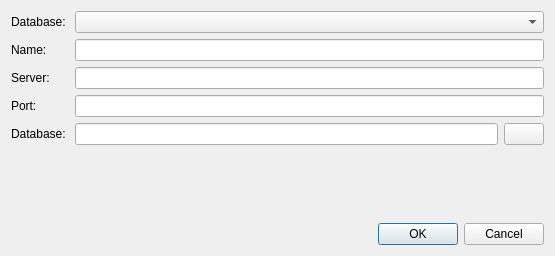
Above: ui/ConnectionDialog.ui from asw-dev/goat before the change. Below: the same form after it.
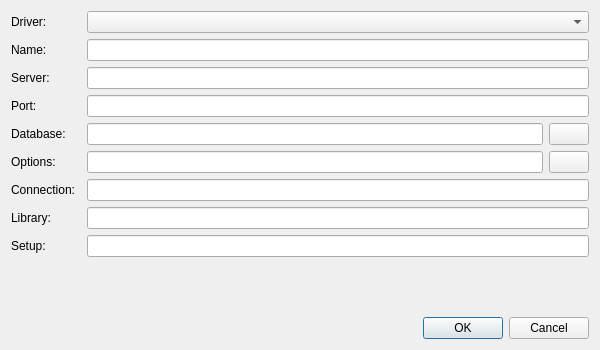
That is the form after the change. Icons and pictures are not drawn.

What changed in the file:
```diff
--- a/ui/ConnectionDialog.ui
+++ b/ui/ConnectionDialog.ui
@@ -6,8 +6,8 @@
    <rect>
     <x>0</x>
     <y>0</y>
-    <width>555</width>
-    <height>256</height>
+    <width>600</width>
+    <height>350</height>
    </rect>
   </property>
   <property name="windowTitle">
@@ -19,13 +19,26 @@
   <layout class="QVBoxLayout" name="verticalLayout">
    <item>
     <layout class="QGridLayout" name="gridLayout">
+     <item row="7" column="2" colspan="2">
+      <widget class="QLineEdit" name="txtLibrary"/>
+     </item>
+     <item row="8" column="2" colspan="2">
+      <widget class="QLineEdit" name="txtSetup"/>
+     </item>
+     <item row="7" column="0">
+      <widget class="QLabel" name="label_7">
+       <property name="text">
+        <string>Library:</string>
+       </property>
+      </widget>
+     </item>
      <item row="0" column="0" colspan="2">
       <widget class="QLabel" name="label_6">
        <property name="frameShape">
         <enum>QFrame::NoFrame</enum>
        </property>
        <property name="text">
-        <string>Database:</string>
+        <string>Driver:</string>
        </property>
       </widget>
      </item>
@@ -130,6 +143,47 @@
        </property>
       </widget>
      </item>
+     <item row="8" column="0">
+      <widget class="QLabel" name="label_9">
+       <property name="text">
+        <string>Setup:</string>
+       </property>
+      </widget>
+     </item>
+     <item row="5" column="0">
+      <widget class="QLabel" name="label_2">
+       <property name="text">
+        <string>Options:</string>
+       </property>
+      </widget>
+     </item>
+     <item row="5" column="2">
+      <widget class="QLineEdit" name="txtOptions"/>
+     </item>
+     <item row="5" column="3">
+      <widget class="QPushButton" name="optionDocumentionButton">
+       <property name="toolTip">
+        <string>Open Connection Options Documentation</string>
+       </property>
+       <property name="text">
+        <string/>
+       </property>
+       <property name="icon">
+        <iconset resource="../resources/icons.qrc">
+         <normaloff>:/icons/silk/icons/silk/help.png</normaloff>:/icons/silk/icons/silk/help.png</iconset>
+       </property>
+      </widget>
+     </item>
+     <item row="6" column="0">
+      <widget class="QLabel" name="label">
+       <property name="text">
+        <string>Connection:</string>
+       </property>
+      </widget>
+     </item>
+     <item row="6" column="2" colspan="2">
+      <widget class="QLineEdit" name="txtConnection"/>
+     </item>
     </layout>
    </item>
    <item>
```
